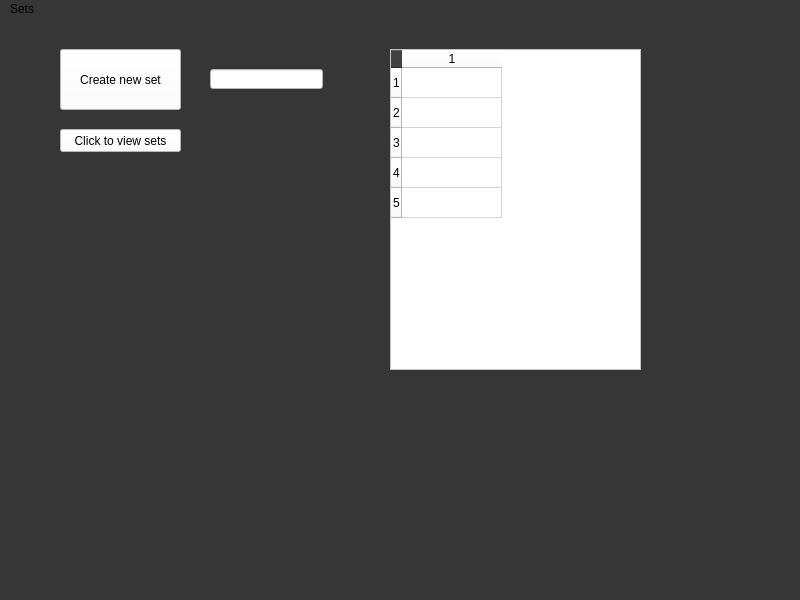
Qt form set_page.ui (ali-p-1/Flashcard-Project) before a commit.
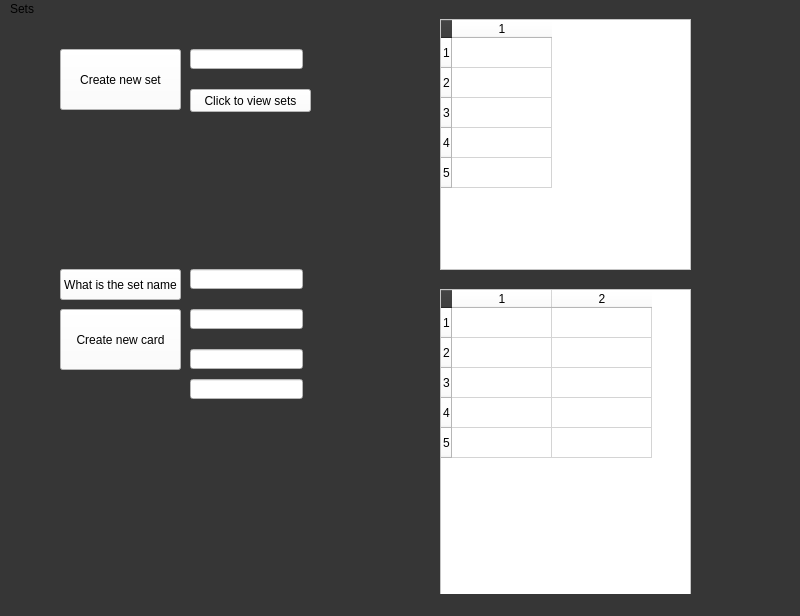
The same form after that commit.

Commit message: create flashcards function added

Diff of the .ui file:
```diff
--- a/set_page.ui
+++ b/set_page.ui
@@ -10,7 +10,7 @@
     <x>0</x>
     <y>0</y>
     <width>800</width>
-    <height>600</height>
+    <height>616</height>
    </rect>
   </property>
   <property name="windowTitle">
@@ -42,8 +42,8 @@
    <widget class="QLineEdit" name="newset">
     <property name="geometry">
      <rect>
-      <x>210</x>
-      <y>50</y>
+      <x>190</x>
+      <y>30</y>
       <width>113</width>
       <height>20</height>
      </rect>
@@ -55,10 +55,10 @@
    <widget class="QTableWidget" name="display_sets">
     <property name="geometry">
      <rect>
-      <x>390</x>
-      <y>30</y>
+      <x>440</x>
+      <y>0</y>
       <width>251</width>
-      <height>321</height>
+      <height>251</height>
      </rect>
     </property>
     <property name="styleSheet">
@@ -80,8 +80,8 @@
    <widget class="QPushButton" name="nextb">
     <property name="geometry">
      <rect>
-      <x>60</x>
-      <y>110</y>
+      <x>190</x>
+      <y>70</y>
       <width>121</width>
       <height>23</height>
      </rect>
@@ -93,6 +93,116 @@
      <string>Click to view sets</string>
     </property>
    </widget>
+   <widget class="QTableWidget" name="display_flashcards">
+    <property name="geometry">
+     <rect>
+      <x>440</x>
+      <y>270</y>
+      <width>251</width>
+      <height>321</height>
+     </rect>
+    </property>
+    <property name="styleSheet">
+     <string notr="true">background-color: rgb(255, 255, 255);</string>
+    </property>
+    <property name="rowCount">
+     <number>5</number>
+    </property>
+    <property name="columnCount">
+     <number>2</number>
+    </property>
+    <row/>
+    <row/>
+    <row/>
+    <row/>
+    <row/>
+    <column/>
+    <column/>
+   </widget>
+   <widget class="QLineEdit" name="newquestion">
+    <property name="geometry">
+     <rect>
+      <x>190</x>
+      <y>290</y>
+      <width>113</width>
+      <height>20</height>
+     </rect>
+    </property>
+    <property name="styleSheet">
+     <string notr="true">background-color: rgb(255, 255, 255);</string>
+    </property>
+   </widget>
+   <widget class="QLineEdit" name="newanswer">
+    <property name="geometry">
+     <rect>
+      <x>190</x>
+      <y>330</y>
+      <width>113</width>
+      <height>20</height>
+     </rect>
+    </property>
+    <property name="styleSheet">
+     <string notr="true">background-color: rgb(255, 255, 255);</string>
+    </property>
+   </widget>
+   <widget class="QPushButton" name="createcardb">
+    <property name="geometry">
+     <rect>
+      <x>60</x>
+      <y>290</y>
+      <width>121</width>
+      <height>61</height>
+     </rect>
+    </property>
+    <property name="styleSheet">
+     <string notr="true">background-color: rgb(255, 255, 255);</string>
+    </property>
+    <property name="text">
+     <string>Create new card</string>
+    </property>
+   </widget>
+   <widget class="QPushButton" name="get_setname">
+    <property name="geometry">
+     <rect>
+      <x>60</x>
+      <y>250</y>
+      <width>121</width>
+      <height>31</height>
+     </rect>
+    </property>
+    <property name="styleSheet">
+     <string notr="true">background-color: rgb(255, 255, 255);</string>
+    </property>
+    <property name="text">
+     <string>What is the set name</string>
+    </property>
+   </widget>
+   <widget class="QLineEdit" name="set">
+    <property name="geometry">
+     <rect>
+      <x>190</x>
+      <y>250</y>
+      <width>113</width>
+      <height>20</height>
+     </rect>
+    </property>
+    <property name="styleSheet">
+     <string notr="true">background-color: rgb(255, 255, 255);</string>
+    </property>
+   </widget>
+   <widget class="QLineEdit" name="difflevel">
+    <property name="geometry">
+     <rect>
+      <x>190</x>
+      <y>360</y>
+      <width>113</width>
+      <height>20</height>
+     </rect>
+    </property>
+    <property name="styleSheet">
+     <string notr="true">background-color: rgb(255, 255, 255);</string>
+    </property>
+   </widget>
   </widget>
   <widget class="QMenuBar" name="menubar">
    <property name="geometry">
```
The commit also changes 2 other files.
